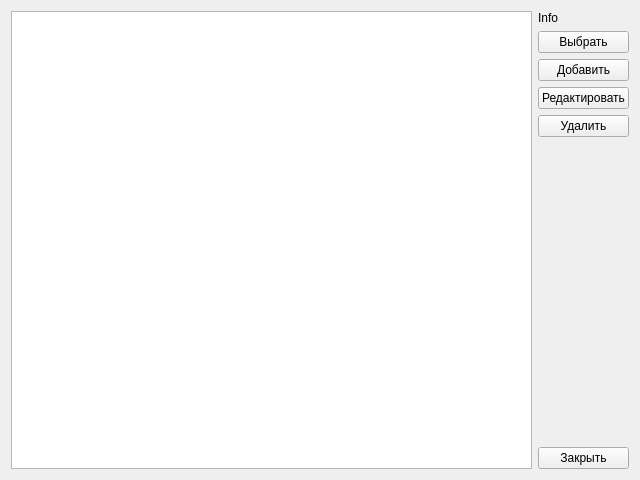
First picture: the form in gui/BaseView.ui, repository Kroshy1984/MIOM, before the edit.
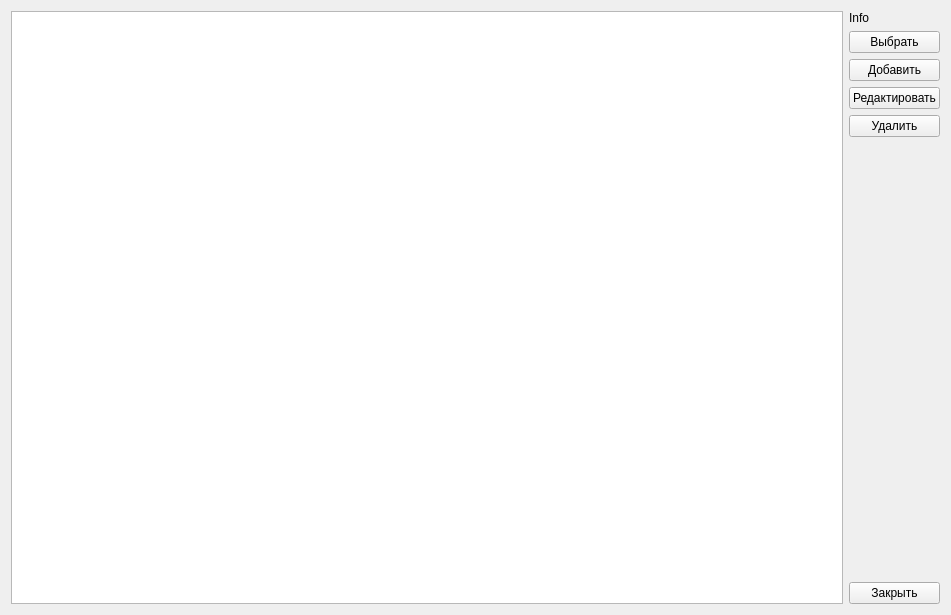
Second picture: the form after the edit.

What changed in the file:
```diff
--- a/gui/BaseView.ui
+++ b/gui/BaseView.ui
@@ -6,8 +6,8 @@
    <rect>
     <x>0</x>
     <y>0</y>
-    <width>640</width>
-    <height>480</height>
+    <width>951</width>
+    <height>615</height>
    </rect>
   </property>
   <property name="windowTitle">
```
